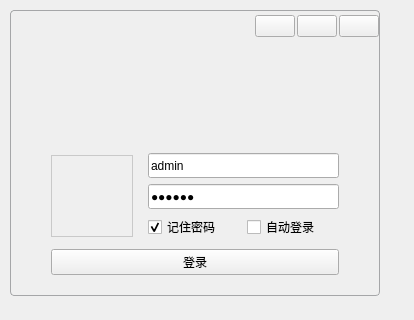
Before: the Qt Designer form loginwidget.ui in 1010878366/MyChatClient, drawn with Qt 5.
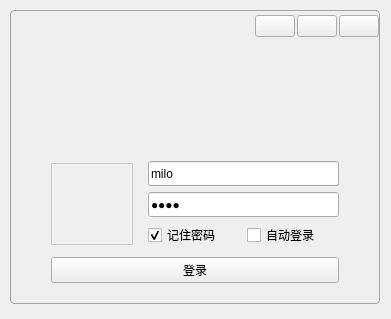
After: the same form once the commit is applied. Icons and pictures are not drawn. Custom widgets are drawn as their Qt base class.

What changed in the file:
```diff
--- a/loginwidget.ui
+++ b/loginwidget.ui
@@ -6,8 +6,8 @@
    <rect>
     <x>0</x>
     <y>0</y>
-    <width>414</width>
-    <height>320</height>
+    <width>391</width>
+    <height>319</height>
    </rect>
   </property>
   <property name="windowTitle">
@@ -18,9 +18,9 @@
     <normaloff>:/resource/background/app.png</normaloff>:/resource/background/app.png</iconset>
   </property>
   <property name="styleSheet">
-   <string notr="true">QWidget#page, QWidget#page_2 {
-	border: 1px solid #A5A6A8;
-	border-radius: 4px;
+   <string notr="true">QWidget#page,QWidget#page_2 {
+border: 1px solid #A5A6A8;
+border-radius:4px;
 }</string>
   </property>
   <widget class="AnimationStackedWidget" name="stackedWidget">
@@ -29,9 +29,12 @@
      <x>10</x>
      <y>10</y>
      <width>370</width>
-     <height>286</height>
+     <height>294</height>
     </rect>
    </property>
+   <property name="layoutDirection">
+    <enum>Qt::LeftToRight</enum>
+   </property>
    <property name="currentIndex">
     <number>0</number>
    </property>
@@ -281,10 +284,7 @@
                   </size>
                  </property>
                  <property name="text">
-                  <string>admin</string>
-                 </property>
-                 <property name="cursorPosition">
-                  <number>5</number>
+                  <string>milo</string>
                  </property>
                  <property name="placeholderText">
                   <string>用户名</string>
@@ -306,7 +306,7 @@
                   </size>
                  </property>
                  <property name="text">
-                  <string>123456</string>
+                  <string>milo</string>
                  </property>
                  <property name="echoMode">
                   <enum>QLineEdit::Password</enum>
@@ -589,16 +589,16 @@
    <header location="global">animationstackedwidget.h</header>
    <container>1</container>
   </customwidget>
-  <customwidget>
-   <class>QIconLineEdit</class>
-   <extends>QLineEdit</extends>
-   <header location="global">clineedit.h</header>
-  </customwidget>
   <customwidget>
    <class>QIPLineEdit</class>
    <extends>QLineEdit</extends>
    <header location="global">clineedit.h</header>
   </customwidget>
+  <customwidget>
+   <class>QIconLineEdit</class>
+   <extends>QLineEdit</extends>
+   <header location="global">clineedit.h</header>
+  </customwidget>
  </customwidgets>
  <resources>
   <include location="images.qrc"/>
```
Left out of the diff: 63 changed lines with no effect on the pictures.
